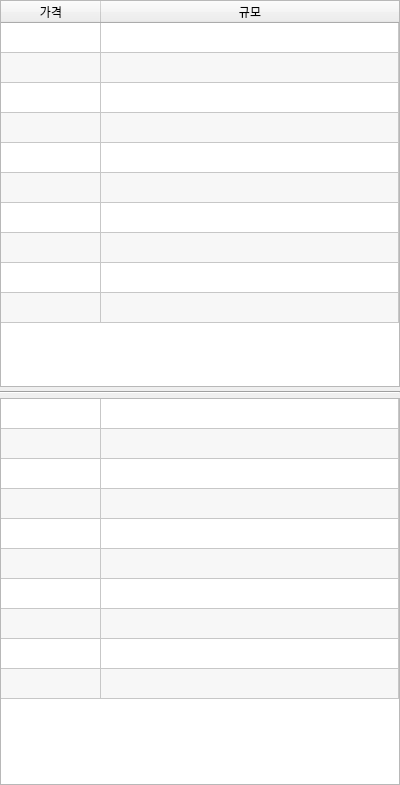
This is src/styles/ui/orderbook.ui in showmethecoin/upbit-trader as Qt 5 draws it before an edit. The edited form follows.
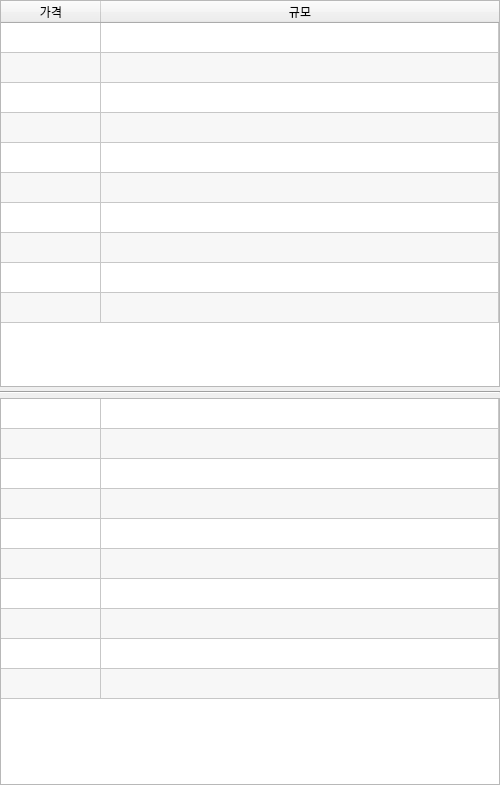
This is the edited form. Icons and pictures are not drawn.

Commit message: change widgetsize, orderbook, coin_list

What changed in the file:
```diff
--- a/src/styles/ui/orderbook.ui
+++ b/src/styles/ui/orderbook.ui
@@ -6,7 +6,7 @@
    <rect>
     <x>0</x>
     <y>0</y>
-    <width>400</width>
+    <width>500</width>
     <height>785</height>
    </rect>
   </property>
@@ -1718,7 +1718,13 @@
       <bool>true</bool>
      </property>
      <property name="selectionMode">
-      <enum>QAbstractItemView::ExtendedSelection</enum>
+      <enum>QAbstractItemView::NoSelection</enum>
+     </property>
+     <property name="selectionBehavior">
+      <enum>QAbstractItemView::SelectRows</enum>
+     </property>
+     <property name="cornerButtonEnabled">
+      <bool>true</bool>
      </property>
      <property name="rowCount">
       <number>10</number>
@@ -1738,6 +1744,12 @@
      <attribute name="verticalHeaderHighlightSections">
       <bool>true</bool>
      </attribute>
+     <attribute name="verticalHeaderShowSortIndicator" stdset="0">
+      <bool>false</bool>
+     </attribute>
+     <attribute name="verticalHeaderStretchLastSection">
+      <bool>false</bool>
+     </attribute>
      <row/>
      <row/>
      <row/>
```
Left out of the diff: 1667 changed lines with no effect on the pictures. The commit also changes 10 other files.
